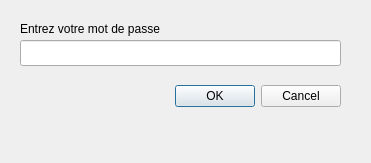
First picture: the form in UI/passworddialog.ui, repository Gawdamn/chiffrement_AES, before the edit.
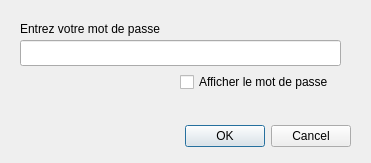
Second picture: the form after the edit.

Commit message: ajout d'une petite case pour afficher/masquer le mot de passe lorsqu'on le saisit. Aussi ajout d'une petite fonction de test pour voir si OpenSSL fonctionne bien dans mon projet.

Patch:
```diff
--- a/UI/passworddialog.ui
+++ b/UI/passworddialog.ui
@@ -16,8 +16,8 @@
   <widget class="QDialogButtonBox" name="buttonBox">
    <property name="geometry">
     <rect>
-     <x>0</x>
-     <y>80</y>
+     <x>10</x>
+     <y>120</y>
      <width>341</width>
      <height>32</height>
     </rect>
@@ -55,6 +55,19 @@
     <enum>QLineEdit::EchoMode::Password</enum>
    </property>
   </widget>
+  <widget class="QCheckBox" name="showPasswordCheckBox">
+   <property name="geometry">
+    <rect>
+     <x>180</x>
+     <y>70</y>
+     <width>171</width>
+     <height>24</height>
+    </rect>
+   </property>
+   <property name="text">
+    <string>Afficher le mot de passe</string>
+   </property>
+  </widget>
  </widget>
  <resources/>
  <connections>
```
The commit also changes 7 other files.
